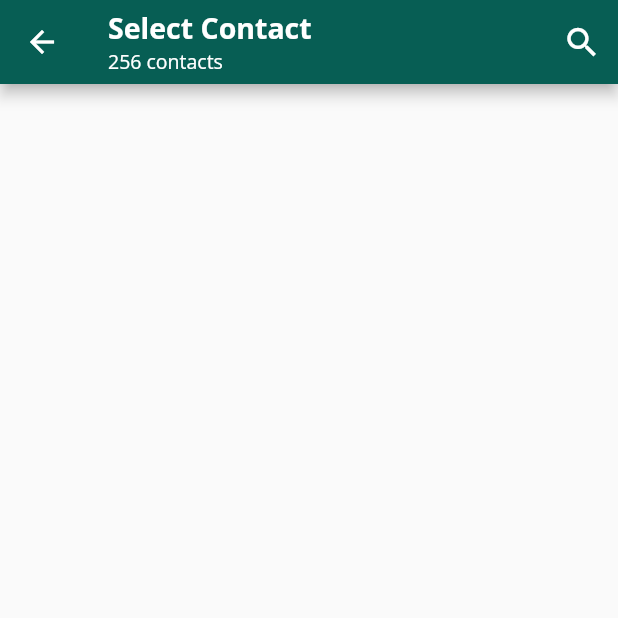
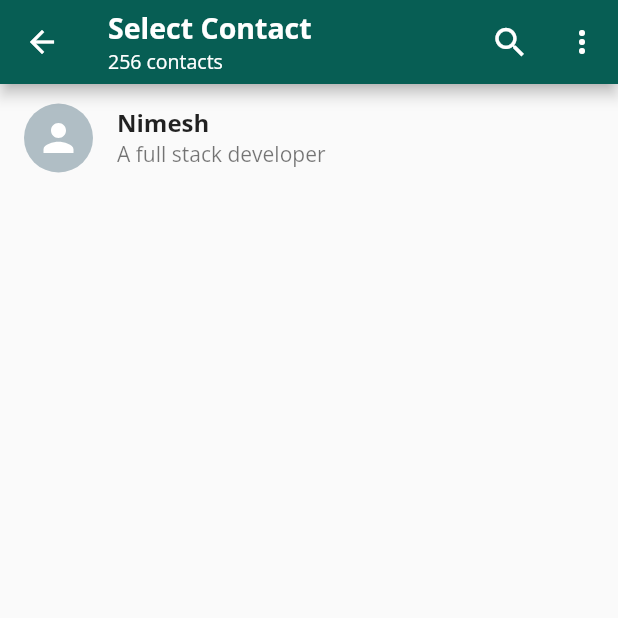
Before and after one commit to NimeshPiyumantha/Flutter_Chat_App, a Flutter app: the SelectContact screen opened directly, on a phone screen of 412 x 824 dp, the top half of it. Run offline on Flutter 3.47's test engine with Material 2 defaults, Android fonts, the phone set to English and light mode, and no system bars; our stand-ins replace emoji_picker_flutter, flutter_svg.

Commit message:
Add select contact body

```diff
--- /dev/null
+++ b/lib/customUI/contact_card.dart
@@ -0,0 +1,33 @@
+import 'package:flutter/material.dart';
+import 'package:flutter_svg/flutter_svg.dart';
+
+class ContactCard extends StatelessWidget {
+  const ContactCard({super.key});
+
+  @override
+  Widget build(BuildContext context) {
+    return InkWell(
+      onTap: () {},
+      child: ListTile(
+        leading: CircleAvatar(
+          radius: 23,
+          backgroundColor: Colors.blueGrey[200],
+          child: SvgPicture.asset(
+            "assets/images/person.svg",
+            height: 30,
+            width: 30,
+            color: Colors.white,
+          ),
+        ),
+        title: const Text(
+          "Nimesh",
+          style: TextStyle(
+            fontSize: 16,
+            fontWeight: FontWeight.bold,
+          ),
+        ),
+        subtitle: const Text("A full stack developer"),
+      ),
+    );
+  }
+}
```
Also changed, not shown: lib/screen/select_content.dart (+32 -0 lines).
